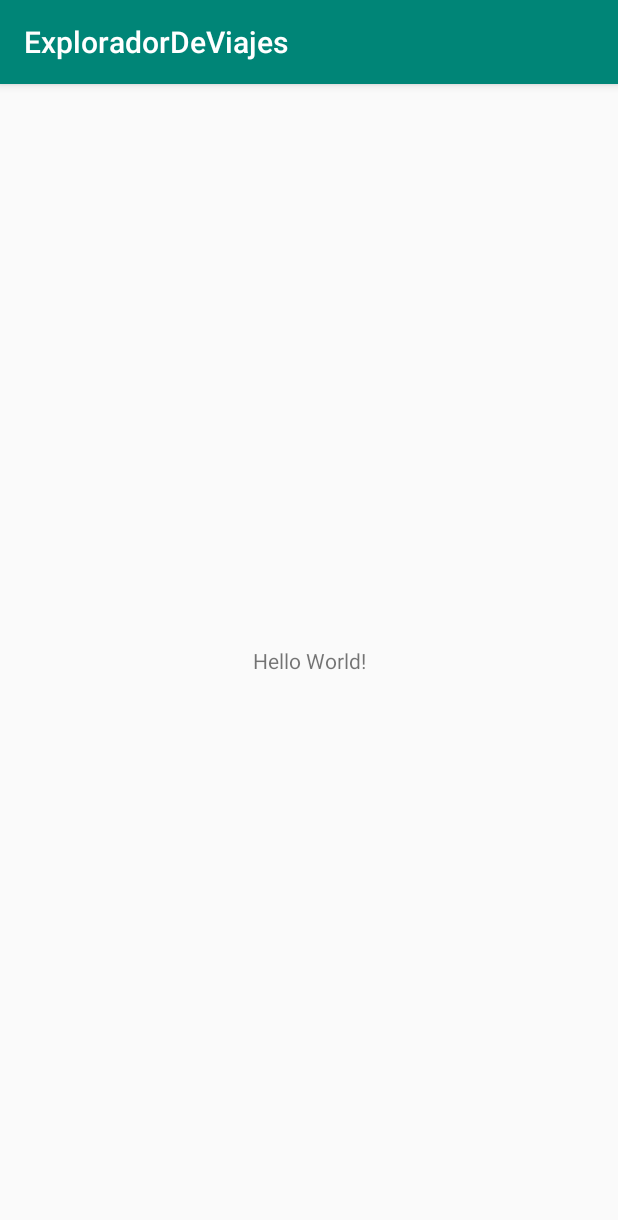
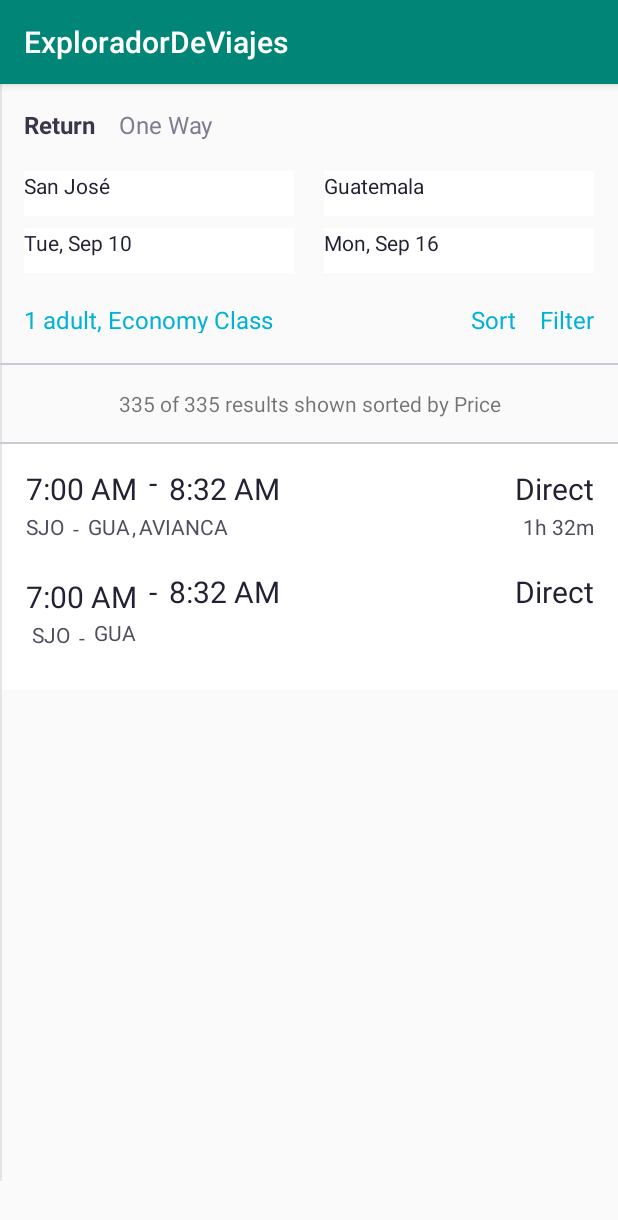
Before and after one commit to eg-96/ExploradorDeViajes, an Android app: the screen it shows after launch (MainActivity before the commit, FlySearching after it), on a phone screen of 412 x 824 dp. Shown: the top 1220 px of the screen. Run offline under Robolectric (Android 15) with nearby library versions, the phone set to English and light mode, and no system bars.

Commit message:
Advance in Searching functionality

```diff
--- a/app/build.gradle
+++ b/app/build.gradle
@@ -25,4 +25,6 @@ dependencies {
     testImplementation 'junit:junit:4.12'
     androidTestImplementation 'com.android.support.test:runner:1.0.2'
     androidTestImplementation 'com.android.support.test.espresso:espresso-core:3.0.2'
+    implementation 'com.android.support:cardview-v7:28.0.0'
+    implementation 'com.android.support:design:28.0.0'
 }
--- a/app/src/main/AndroidManifest.xml
+++ b/app/src/main/AndroidManifest.xml
@@ -9,13 +9,15 @@
         android:roundIcon="@mipmap/ic_launcher_round"
         android:supportsRtl="true"
         android:theme="@style/AppTheme">
-        <activity android:name=".MainActivity">
+        <activity android:name=".FlySearching">
             <intent-filter>
                 <action android:name="android.intent.action.MAIN" />
 
                 <category android:name="android.intent.category.LAUNCHER" />
             </intent-filter>
         </activity>
+        <activity android:name=".MainActivity">
+        </activity>
     </application>
 
 </manifest>
--- /dev/null
+++ b/app/src/main/java/com/example/exploradordeviajes/FlySearching.java
@@ -0,0 +1,13 @@
+package com.example.exploradordeviajes;
+
+import android.support.v7.app.AppCompatActivity;
+import android.os.Bundle;
+
+public class FlySearching extends AppCompatActivity {
+
+    @Override
+    protected void onCreate(Bundle savedInstanceState) {
+        super.onCreate(savedInstanceState);
+        setContentView(R.layout.activity_fly_searching);
+    }
+}
--- /dev/null
+++ b/app/src/main/res/layout/activity_fly_searching.xml
@@ -0,0 +1,383 @@
+<?xml version="1.0" encoding="utf-8"?>
+<android.support.constraint.ConstraintLayout xmlns:android="http://schemas.android.com/apk/res/android"
+    xmlns:app="http://schemas.android.com/apk/res-auto"
+    xmlns:tools="http://schemas.android.com/tools"
+    android:layout_width="match_parent"
+    android:layout_height="match_parent"
+    tools:context=".FlySearching">
+
+    <ScrollView
+        android:id="@+id/scrollView3"
+        android:layout_width="1dp"
+        android:layout_height="731dp"
+        android:background="#E5E5E5"
+        app:layout_constraintBottom_toBottomOf="parent"
+        app:layout_constraintEnd_toEndOf="parent"
+        app:layout_constraintHorizontal_bias="0.0"
+        app:layout_constraintStart_toStartOf="parent"
+        app:layout_constraintTop_toTopOf="parent"
+        app:layout_constraintVertical_bias="0.0">
+
+        <LinearLayout
+            android:layout_width="match_parent"
+            android:layout_height="wrap_content"
+            android:orientation="vertical" />
+    </ScrollView>
+
+    <TextView
+        android:id="@+id/departure"
+        android:layout_width="180dp"
+        android:layout_height="30dp"
+        android:layout_marginStart="16dp"
+        android:layout_marginTop="20dp"
+        android:background="#fff"
+        android:text="San José"
+        android:textAlignment="textStart"
+        android:textColor="#252033"
+        app:layout_constraintStart_toStartOf="parent"
+        app:layout_constraintTop_toBottomOf="@+id/onewWayLink" />
+
+    <TextView
+        android:id="@+id/departureDate"
+        android:layout_width="180dp"
+        android:layout_height="30dp"
+        android:layout_marginStart="16dp"
+        android:layout_marginTop="8dp"
+        android:background="#fff"
+        android:text="Tue, Sep 10"
+        android:textColor="#252033"
+        app:layout_constraintStart_toStartOf="parent"
+        app:layout_constraintTop_toBottomOf="@+id/departure" />
+
+    <TextView
+        android:id="@+id/destination"
+        android:layout_width="180dp"
+        android:layout_height="30dp"
+        android:layout_marginTop="20dp"
+        android:layout_marginEnd="16dp"
+        android:background="#fff"
+        android:text="Guatemala"
+        android:textColor="#252033"
+        app:layout_constraintEnd_toEndOf="parent"
+        app:layout_constraintTop_toBottomOf="@+id/onewWayLink" />
+
+    <TextView
+        android:id="@+id/destinationDate"
+        android:layout_width="180dp"
+        android:layout_height="30dp"
+        android:layout_marginTop="8dp"
+        android:layout_marginEnd="16dp"
+        android:background="#fff"
+        android:text="Mon, Sep 16"
+        android:textColor="#252033"
+        app:layout_constraintEnd_toEndOf="parent"
+        app:layout_constraintTop_toBottomOf="@+id/destination" />
+
+    <TextView
+        android:id="@+id/searchingSelected"
+        android:layout_width="wrap_content"
+        android:layout_height="20dp"
+        android:layout_marginStart="16dp"
+        android:layout_marginTop="20dp"
+        android:text="1 adult, Economy Class"
+        android:textColor="#00B2D6"
+        android:textSize="16sp"
+        android:textStyle="normal"
+        app:layout_constraintStart_toStartOf="parent"
+        app:layout_constraintTop_toBottomOf="@+id/departureDate" />
+
+    <TextView
+        android:id="@+id/filterLink"
+        android:layout_width="wrap_content"
+        android:layout_height="20dp"
+        android:layout_marginTop="20dp"
+        android:layout_marginEnd="16dp"
+        android:text="Filter"
+        android:textColor="#00B2D6"
+        android:textSize="16sp"
+        android:textStyle="normal"
+        app:layout_constraintEnd_toEndOf="parent"
+        app:layout_constraintTop_toBottomOf="@+id/destinationDate" />
+
+    <TextView
+        android:id="@+id/sortLink"
+        android:layout_width="wrap_content"
+        android:layout_height="20dp"
+        android:layout_marginTop="20dp"
+        android:layout_marginEnd="16dp"
+        android:text="Sort"
+        android:textColor="#00B2D6"
+        android:textSize="16sp"
+        android:textStyle="normal"
+        app:layout_constraintEnd_toStartOf="@+id/filterLink"
+        app:layout_constraintTop_toBottomOf="@+id/destinationDate" />
+
+    <View
+        android:id="@+id/divider"
+        android:layout_width="421dp"
+        android:layout_height="1dp"
+        android:layout_marginTop="20dp"
+        android:background="#CCC9D4"
+        app:layout_constraintEnd_toEndOf="parent"
+        app:layout_constraintStart_toStartOf="parent"
+        app:layout_constraintTop_toBottomOf="@+id/searchingSelected" />
+
+    <View
+        android:id="@+id/divider2"
+        android:layout_width="421dp"
+        android:layout_height="1dp"
+        android:layout_marginTop="16dp"
+        android:background="#CCC9D4"
+        app:layout_constraintEnd_toEndOf="parent"
+        app:layout_constraintStart_toStartOf="parent"
+        app:layout_constraintTop_toBottomOf="@+id/textView3" />
+
+    <TextView
+        android:id="@+id/textView3"
+        android:layout_width="wrap_content"
+        android:layout_height="wrap_content"
+        android:layout_marginStart="24dp"
+        android:layout_marginTop="16dp"
+        android:layout_marginEnd="24dp"
+        android:text="335 of 335 results shown sorted by Price"
+        app:layout_constraintEnd_toEndOf="parent"
+        app:layout_constraintStart_toEndOf="@+id/scrollView3"
+        app:layout_constraintTop_toBottomOf="@+id/divider" />
+
+    <TextView
+        android:id="@+id/returnLink"
+        android:layout_width="wrap_content"
+        android:layout_height="wrap_content"
+        android:layout_marginStart="16dp"
+        android:layout_marginTop="16dp"
+        android:text="Return"
+        android:textColor="#3B344B"
+        android:textSize="16sp"
+        android:textStyle="bold"
+        app:layout_constraintStart_toStartOf="parent"
+        app:layout_constraintTop_toTopOf="parent" />
+
+    <TextView
+        android:id="@+id/onewWayLink"
+        android:layout_width="wrap_content"
+        android:layout_height="wrap_content"
+        android:layout_marginStart="16dp"
+        android:layout_marginTop="16dp"
+        android:text="One Way"
+        android:textColor="#817B8F"
+        android:textSize="16sp"
+        app:layout_constraintStart_toEndOf="@+id/returnLink"
+        app:layout_constraintTop_toTopOf="parent" />
+
+    <ScrollView
+        android:id="@+id/scrollView2"
+        android:layout_width="0dp"
+        android:layout_height="164dp"
+        android:background="#fff"
+        app:layout_constraintEnd_toEndOf="parent"
+        app:layout_constraintHorizontal_bias="0.0"
+        app:layout_constraintStart_toEndOf="@+id/scrollView3"
+        app:layout_constraintTop_toBottomOf="@+id/divider2">
+
+        <LinearLayout
+            android:layout_width="match_parent"
+            android:layout_height="wrap_content"
+            android:orientation="vertical" />
+    </ScrollView>
+
+    <TextView
+        android:id="@+id/departureTime"
+        android:layout_width="wrap_content"
+        android:layout_height="wrap_content"
+        android:layout_marginStart="16dp"
+        android:layout_marginTop="16dp"
+        android:text="7:00 AM"
+        android:textColor="#252033"
+        android:textSize="20sp"
+        app:layout_constraintStart_toStartOf="@+id/scrollView2"
+        app:layout_constraintTop_toBottomOf="@+id/divider2" />
+
+    <TextView
+        android:id="@+id/departureTimeFly2"
+        android:layout_width="wrap_content"
+        android:layout_height="wrap_content"
+        android:layout_marginStart="16dp"
+        android:layout_marginTop="22dp"
+        android:text="7:00 AM"
+        android:textColor="#252033"
+        android:textSize="20sp"
+        app:layout_constraintStart_toStartOf="@+id/scrollView2"
+        app:layout_constraintTop_toBottomOf="@+id/textView9" />
+
+    <TextView
+        android:id="@+id/destinationTime"
+        android:layout_width="wrap_content"
+        android:layout_height="wrap_content"
+        android:layout_marginStart="8dp"
+        android:layout_marginTop="16dp"
+        android:text="8:32 AM"
+        android:textColor="#252033"
+        android:textSize="20sp"
+        app:layout_constraintStart_toEndOf="@+id/textView6"
+        app:layout_constraintTop_toBottomOf="@+id/divider2" />
+
+    <TextView
+        android:id="@+id/destinationTimeFly2"
+        android:layout_width="wrap_content"
+        android:layout_height="wrap_content"
+        android:layout_marginStart="8dp"
+        android:layout_marginTop="20dp"
+        android:text="8:32 AM"
+        android:textColor="#252033"
+        android:textSize="20sp"
+        app:layout_constraintStart_toEndOf="@+id/textView14"
+        app:layout_constraintTop_toBottomOf="@+id/airlineFly1" />
+
+    <TextView
+        android:id="@+id/textView6"
+        android:layout_width="wrap_content"
+        android:layout_height="wrap_content"
+        android:layout_marginStart="8dp"
+        android:layout_marginTop="12dp"
+        android:text="-"
+        android:textColor="#252033"
+        android:textSize="20sp"
+        app:layout_constraintStart_toEndOf="@+id/departureTime"
+        app:layout_constraintTop_toTopOf="@+id/scrollView2" />
+
+    <TextView
+        android:id="@+id/textView14"
+        android:layout_width="wrap_content"
+        android:layout_height="wrap_content"
+        android:layout_marginStart="8dp"
+        android:layout_marginTop="20dp"
+        android:text="-"
+        android:textColor="#252033"
+        android:textSize="20sp"
+        app:layout_constraintStart_toEndOf="@+id/departureTimeFly2"
+        app:layout_constraintTop_toBottomOf="@+id/airlineFly1" />
+
+    <TextView
+        android:id="@+id/flyConditionFly1"
+        android:layout_width="wrap_content"
+        android:layout_height="wrap_content"
+        android:layout_marginTop="16dp"
+        android:layout_marginEnd="16dp"
+        android:text="Direct"
+        android:textColor="#252033"
+        android:textSize="20sp"
+        app:layout_constraintEnd_toEndOf="@+id/scrollView2"
+        app:layout_constraintTop_toTopOf="@+id/scrollView2" />
+
+    <TextView
+        android:id="@+id/flyConditionFly2"
+        android:layout_width="wrap_content"
+        android:layout_height="wrap_content"
+        android:layout_marginTop="20dp"
+        android:layout_marginEnd="16dp"
+        android:text="Direct"
+        android:textColor="#252033"
+        android:textSize="20sp"
+        app:layout_constraintEnd_toEndOf="@+id/scrollView2"
+        app:layout_constraintTop_toBottomOf="@+id/Fly1Duration" />
+
+    <TextView
+        android:id="@+id/departureCodeFly1"
+        android:layout_width="wrap_content"
+        android:layout_height="wrap_content"
+        android:layout_marginStart="16dp"
+        android:layout_marginTop="2dp"
+        android:text="SJO"
+        android:textColor="#524C61"
+        app:layout_constraintStart_toStartOf="@+id/scrollView2"
+        app:layout_constraintTop_toBottomOf="@+id/departureTime" />
+
+    <TextView
+        android:id="@+id/departureCodeFly2"
+        android:layout_width="wrap_content"
+        android:layout_height="wrap_content"
+        android:layout_marginStart="20dp"
+        android:layout_marginTop="2dp"
+        android:text="SJO"
+        android:textColor="#524C61"
+        app:layout_constraintStart_toStartOf="@+id/scrollView2"
+        app:layout_constraintTop_toBottomOf="@+id/departureTimeFly2" />
+
+    <TextView
+        android:id="@+id/textView9"
+        android:layout_width="wrap_content"
+        android:layout_height="wrap_content"
+        android:layout_marginStart="6dp"
+        android:layout_marginTop="3dp"
+        android:text="-"
+        android:textColor="#524C61"
+        app:layout_constraintStart_toEndOf="@+id/departureCodeFly1"
+        app:layout_constraintTop_toBottomOf="@+id/departureTime" />
+
+    <TextView
+        android:id="@+id/textView15"
+        android:layout_width="wrap_content"
+        android:layout_height="wrap_content"
+        android:layout_marginStart="6dp"
+        android:layout_marginTop="2dp"
+        android:text="-"
+        android:textColor="#524C61"
+        app:layout_constraintStart_toEndOf="@+id/departureCodeFly2"
+        app:layout_constraintTop_toTopOf="@+id/departureCodeFly2" />
+
+    <TextView
+        android:id="@+id/destinationCodeFly1"
+        android:layout_width="wrap_content"
+        android:layout_height="wrap_content"
+        android:layout_marginStart="6dp"
+        android:layout_marginTop="2dp"
+        android:text="GUA"
+        android:textColor="#524C61"
+        app:layout_constraintStart_toEndOf="@+id/textView9"
+        app:layout_constraintTop_toBottomOf="@+id/destinationTime" />
+
+    <TextView
+        android:id="@+id/destinationCodeFly2"
+        android:layout_width="wrap_content"
+        android:layout_height="wrap_content"
+        android:layout_marginStart="6dp"
+        android:layout_marginTop="4dp"
+        android:text="GUA"
+        android:textColor="#524C61"
+        app:layout_constraintStart_toEndOf="@+id/textView15"
+        app:layout_constraintTop_toBottomOf="@+id/destinationTimeFly2" />
+
+    <TextView
+        android:id="@+id/textView11"
+        android:layout_width="wrap_content"
+        android:layout_height="wrap_content"
+        android:layout_marginStart="1dp"
+        android:layout_marginTop="2dp"
+        android:text=","
+        android:textColor="#524C61"
+        app:layout_constraintStart_toEndOf="@+id/destinationCodeFly1"
+        app:layout_constraintTop_toBottomOf="@+id/destinationTime" />
+
+    <TextView
+        android:id="@+id/airlineFly1"
+        android:layout_width="wrap_content"
+        android:layout_height="wrap_content"
+        android:layout_marginStart="6dp"
+        android:layout_marginTop="2dp"
+        android:text="AVIANCA"
+        android:textColor="#524C61"
+        app:layout_constraintStart_toEndOf="@+id/destinationCodeFly1"
+        app:layout_constraintTop_toBottomOf="@+id/destinationTime" />
+
+    <TextView
+        android:id="@+id/Fly1Duration"
+        android:layout_width="wrap_content"
+        android:layout_height="wrap_content"
+        android:layout_marginTop="2dp"
+        android:layout_marginEnd="16dp"
+        android:text="1h 32m"
+        android:textColor="#524C61"
+        app:layout_constraintEnd_toEndOf="@+id/scrollView2"
+        app:layout_constraintTop_toBottomOf="@+id/flyConditionFly1" />
+
+</android.support.constraint.ConstraintLayout>
--- a/app/src/main/res/values/colors.xml
+++ b/app/src/main/res/values/colors.xml
@@ -2,5 +2,5 @@
 <resources>
     <color name="colorPrimary">#008577</color>
     <color name="colorPrimaryDark">#00574B</color>
-    <color name="colorAccent">#D81B60</color>
+    <color name="colorAccent">#3B344B</color>
 </resources>
```
